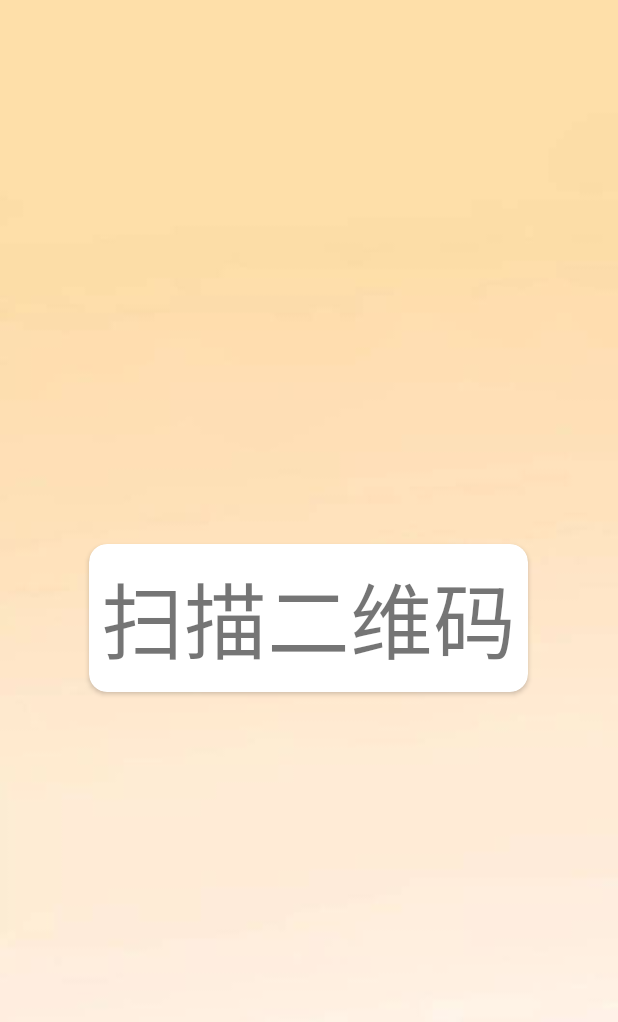
After one commit to LionelWang-wx/SmartAgriculturePlus, an Android app: the Scanning_DeviceActivity screen opened directly, with no data from a screen before it, on a phone screen of 412 x 824 dp. The commit adds this screen. Shown: the top 1022 px of the screen. Run offline under Robolectric (Android 15) with nearby library versions, the phone set to English and light mode, and no system bars; libraries missing offline, so code that uses them is left out: com.uuzuche.lib_zxing; 1 statement that could not run was skipped.

Commit message:
扫一扫功能-吴军锋

```diff
--- a/app/build.gradle
+++ b/app/build.gradle
@@ -42,6 +42,7 @@ dependencies {
     implementation 'com.squareup.okhttp3:okhttp:4.10.0-RC1'
     androidTestImplementation 'androidx.test.ext:junit:1.1.2'
     androidTestImplementation 'androidx.test.espresso:espresso-core:3.3.0'
+    implementation 'cn.yipianfengye.android:zxing-library:2.2'
 }
 
 // 在MobSDK的扩展中注册SMSSDK的相关信息
--- /dev/null
+++ b/app/src/main/java/com/myapp/smartagricultureplus/Activity/Scanning_DeviceActivity.java
@@ -0,0 +1,109 @@
+package com.myapp.smartagricultureplus.Activity;
+
+import androidx.annotation.NonNull;
+import androidx.appcompat.app.ActionBar;
+import androidx.appcompat.app.AppCompatActivity;
+import androidx.cardview.widget.CardView;
+import androidx.core.app.ActivityCompat;
+import androidx.core.content.ContextCompat;
+
+import android.content.Intent;
+import android.content.pm.PackageManager;
+import android.os.Build;
+import android.os.Bundle;
+import android.util.Log;
+import android.view.View;
+import android.widget.TextView;
+import android.widget.Toast;
+
+import com.myapp.smartagricultureplus.R;
+import com.uuzuche.lib_zxing.activity.CodeUtils;
+import com.uuzuche.lib_zxing.activity.ZXingLibrary;
+
+public class Scanning_DeviceActivity extends AppCompatActivity {
+
+    private CardView card_sm;
+    @Override
+    protected void onCreate(Bundle savedInstanceState) {
+        super.onCreate(savedInstanceState);
+        setContentView(R.layout.activity_scanning__device);
+
+        //隐藏系统默认的标题
+        ActionBar actionBar = getSupportActionBar();
+        if(actionBar!=null){
+            actionBar.hide();
+        }
+
+        //初始化相机权限
+        ZXingLibrary.initDisplayOpinion(this);
+        initView();
+        initData();
+
+    }
+
+    private void initData()
+    {
+        card_sm.setOnClickListener(new View.OnClickListener() {
+            @Override
+            public void onClick(View view) {
+                //先判断手机版本是否在6.0以上，如果在6.0以上则需要动态申请权限
+                if (Build.VERSION.SDK_INT > 22) {
+                    if (ContextCompat.checkSelfPermission(Scanning_DeviceActivity.this, android.Manifest.permission.CAMERA) != PackageManager.PERMISSION_GRANTED) {
+                        //先判断有没有权限 ，没有就在这里进行权限的申请
+                        ActivityCompat.requestPermissions(Scanning_DeviceActivity.this,
+                                new String[]{android.Manifest.permission.CAMERA}, 1);
+                    } else {
+                        //说明已经获取到摄像头权限了 想干嘛干嘛
+                        Intent intent = new Intent(Scanning_DeviceActivity.this, TextView.class);
+                        startActivityForResult(intent, 1);
+                    }
+                } else {
+                    //这个说明系统版本在6.0之下，不需要动态获取权限。
+                    Intent intent = new Intent(Scanning_DeviceActivity.this, TextView.class);
+                    startActivityForResult(intent, 1);
+                }
+            }
+
+        });
+    }
+
+    private void initView()
+    {
+        card_sm = findViewById(R.id.card_sm);
+    }
+
+
+    //获取手机相机权限
+    @Override
+    public void onRequestPermissionsResult(int requestCode, @NonNull String[] permissions, @NonNull int[] grantResults) {
+        super.onRequestPermissionsResult(requestCode, permissions, grantResults);
+        if (requestCode == 1) {
+            if (grantResults[0] == PackageManager.PERMISSION_GRANTED) {
+                Intent intent = new Intent(this, TextView.class);
+                startActivityForResult(intent, 1);
+            } else {
+                Toast.makeText(Scanning_DeviceActivity.this, "请打开相机权限", Toast.LENGTH_SHORT).show();
+            }
+        }
+    }
+
+    //处理扫描结果
+    @Override
+    protected void onActivityResult(int requestCode, int resultCode, Intent data) {
+        super.onActivityResult(requestCode, resultCode, data);
+        if (resultCode == RESULT_OK) {
+            if (data != null) {
+                Bundle bundle = data.getExtras();
+                if (bundle == null) {
+                    return;
+                }
+                if (bundle.getInt(CodeUtils.RESULT_TYPE) == CodeUtils.RESULT_SUCCESS) {
+                    //获取到扫描的结果
+                    String result = bundle.getString(CodeUtils.RESULT_STRING);
+                    Toast.makeText(Scanning_DeviceActivity.this,result,Toast.LENGTH_LONG).show();
+                    Log.d("res:",result);
+                }
+            }
+        }
+    }
+}
--- a/app/src/main/res/layout/activity_main.xml
+++ b/app/src/main/res/layout/activity_main.xml
@@ -37,6 +37,7 @@
             android:layout_weight="1"/>
 
         <de.hdodenhof.circleimageview.CircleImageView
+            android:id="@+id/cleimg_scabInt"
             android:layout_width="wrap_content"
             android:layout_height="match_parent"
             android:src="@mipmap/img_scan_it_tow"/>
--- /dev/null
+++ b/app/src/main/res/layout/activity_scanning__device.xml
@@ -0,0 +1,28 @@
+<?xml version="1.0" encoding="utf-8"?>
+<LinearLayout xmlns:android="http://schemas.android.com/apk/res/android"
+    android:layout_width="match_parent"
+    android:layout_height="match_parent"
+    xmlns:app="http://schemas.android.com/apk/res-auto"
+    android:layout_gravity="center"
+    android:gravity="center"
+    android:background="@mipmap/img_small_background">
+
+
+    <androidx.cardview.widget.CardView
+        android:id="@+id/card_sm"
+        android:layout_width="wrap_content"
+        android:layout_height="wrap_content"
+        app:cardCornerRadius="12dp">
+
+        <TextView
+            android:layout_width="wrap_content"
+            android:layout_height="wrap_content"
+            android:textSize="55sp"
+
+            android:gravity="center"
+            android:padding="8dp"
+            android:text="扫描二维码"/>
+
+    </androidx.cardview.widget.CardView>
+
+</LinearLayout>
```
Also changed, not shown: app/src/main/AndroidManifest.xml (+11 -6 lines), app/src/main/java/com/myapp/smartagricultureplus/Activity/MainActivity.java (+23 -3 lines), app/src/main/java/com/myapp/smartagricultureplus/Activity/TextActivity.java (added, +16 -0 lines), app/src/main/res/layout/activity_text.xml (added, +9 -0 lines).
